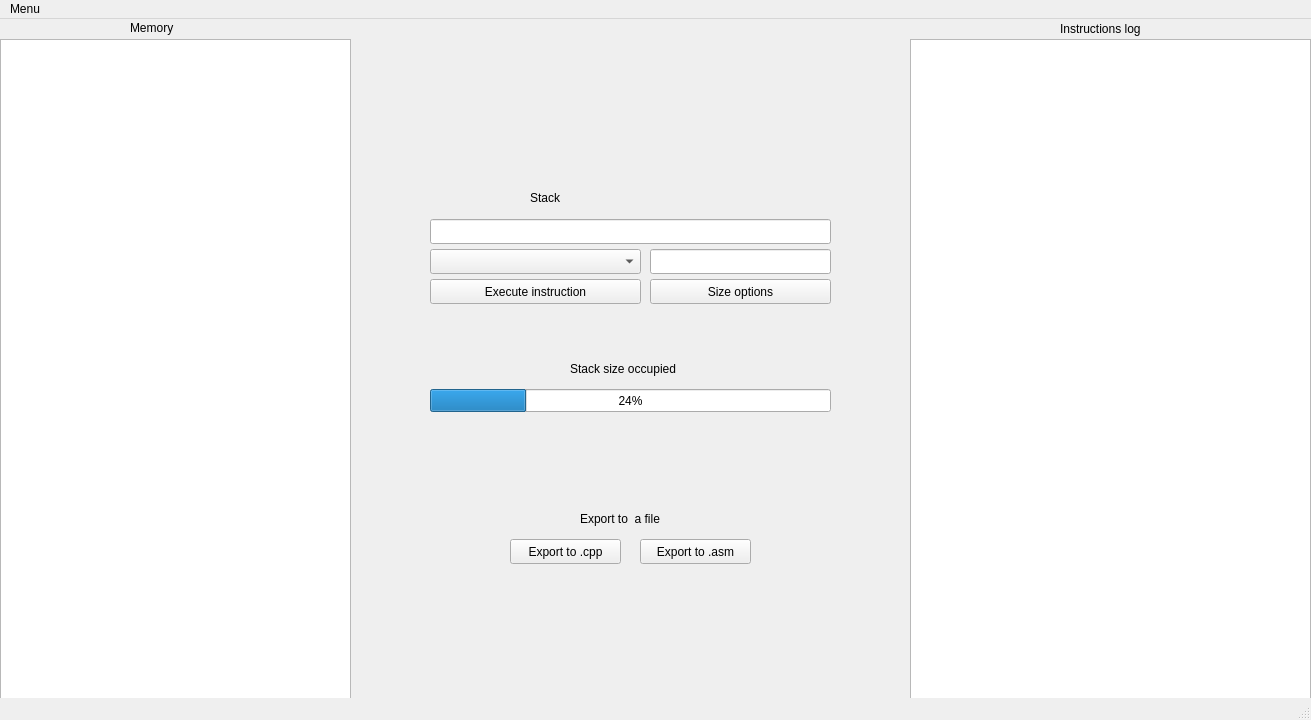
Above: Algorithms/StackInterpreter/mainwindow.ui from GuiTaglietti/C- before the change. Below: the same form after it.
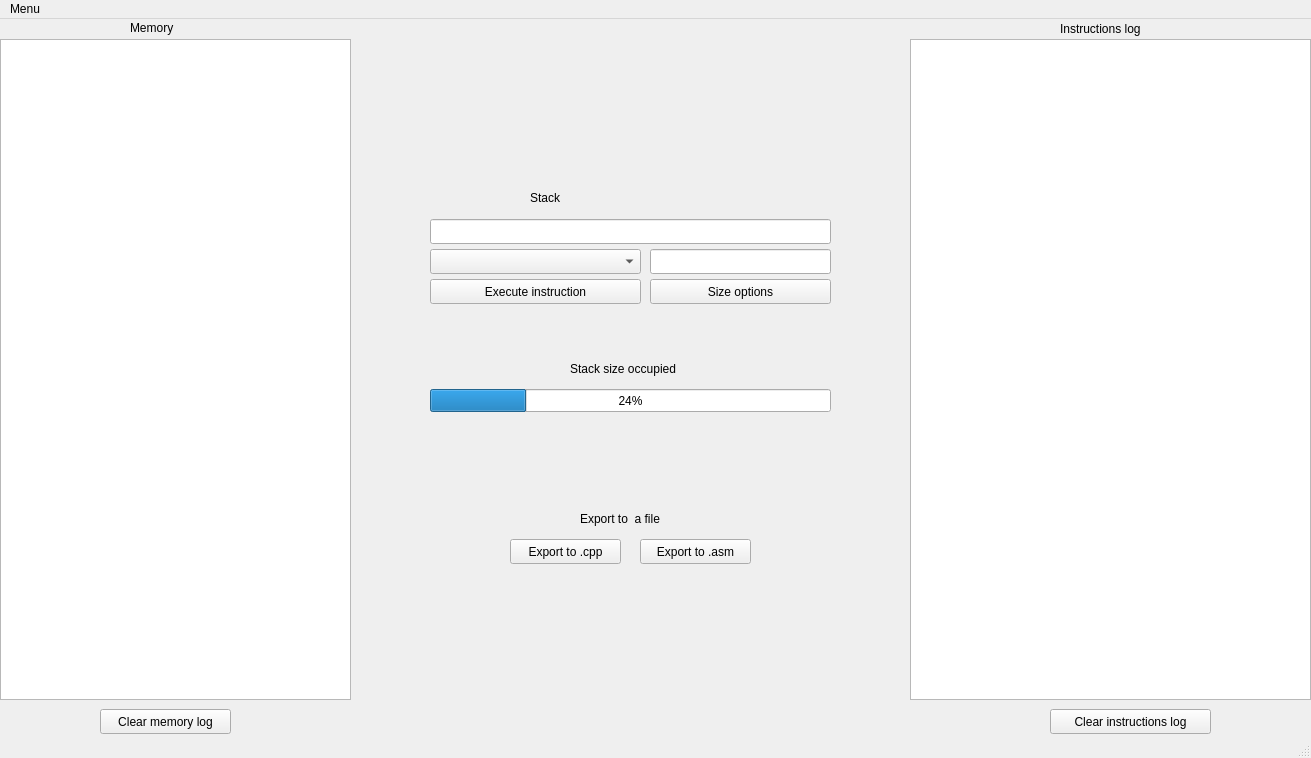
That is the form after the change.

```diff
--- a/Algorithms/StackInterpreter/mainwindow.ui
+++ b/Algorithms/StackInterpreter/mainwindow.ui
@@ -7,7 +7,7 @@
     <x>0</x>
     <y>0</y>
     <width>1311</width>
-    <height>720</height>
+    <height>758</height>
    </rect>
   </property>
   <property name="windowTitle">
@@ -209,6 +209,32 @@
      <string>Export to  a file</string>
     </property>
    </widget>
+   <widget class="QPushButton" name="clear_memory_log_button">
+    <property name="geometry">
+     <rect>
+      <x>100</x>
+      <y>690</y>
+      <width>131</width>
+      <height>25</height>
+     </rect>
+    </property>
+    <property name="text">
+     <string>Clear memory log</string>
+    </property>
+   </widget>
+   <widget class="QPushButton" name="clear_instructions_log_button">
+    <property name="geometry">
+     <rect>
+      <x>1050</x>
+      <y>690</y>
+      <width>161</width>
+      <height>25</height>
+     </rect>
+    </property>
+    <property name="text">
+     <string>Clear instructions log</string>
+    </property>
+   </widget>
   </widget>
   <widget class="QMenuBar" name="menubar">
    <property name="geometry">
```
Left out of the diff: 6 changed lines with no effect on the pictures.
